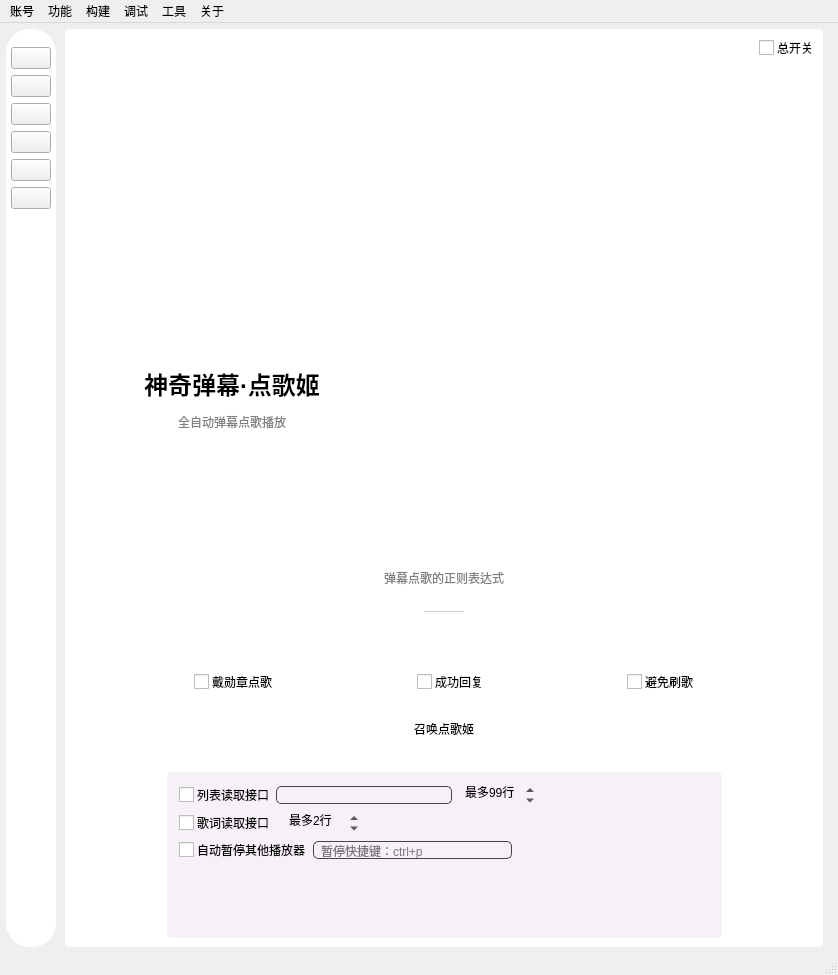
Old version of the form mainwindow/mainwindow.ui in the repository iwxyi/Bilibili-MagicalDanmaku.
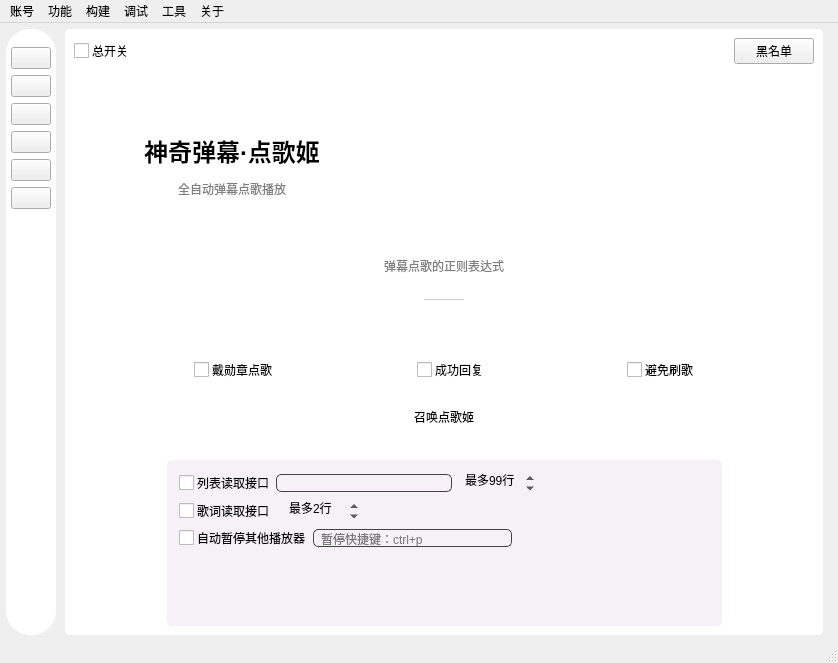
New version of the form. The open tabs and pages were chosen to show the change. Icons and pictures are not drawn. Custom widgets are drawn as their Qt base class.

Commit message: 添加点歌关键词黑名单

Diff of the .ui file:
```diff
--- a/mainwindow/mainwindow.ui
+++ b/mainwindow/mainwindow.ui
@@ -7,7 +7,7 @@
     <x>0</x>
     <y>0</y>
     <width>838</width>
-    <height>975</height>
+    <height>663</height>
    </rect>
   </property>
   <property name="windowTitle">
@@ -4379,19 +4379,6 @@
              <property name="topMargin">
               <number>0</number>
              </property>
-             <item>
-              <spacer name="horizontalSpacer_40">
-               <property name="orientation">
-                <enum>Qt::Horizontal</enum>
-               </property>
-               <property name="sizeHint" stdset="0">
-                <size>
-                 <width>40</width>
-                 <height>20</height>
-                </size>
-               </property>
-              </spacer>
-             </item>
              <item>
               <widget class="QCheckBox" name="DiangeAutoCopyCheck">
                <property name="toolTip">
@@ -4436,6 +4423,26 @@
                </property>
               </widget>
              </item>
+             <item>
+              <spacer name="horizontalSpacer_40">
+               <property name="orientation">
+                <enum>Qt::Horizontal</enum>
+               </property>
+               <property name="sizeHint" stdset="0">
+                <size>
+                 <width>40</width>
+                 <height>20</height>
+                </size>
+               </property>
+              </spacer>
+             </item>
+             <item>
+              <widget class="InteractiveButtonBase" name="musicBlackListButton">
+               <property name="text">
+                <string>黑名单</string>
+               </property>
+              </widget>
+             </item>
             </layout>
            </item>
            <item>
```
Left out of the diff: 4 changed lines with no effect on the pictures. The commit also changes 4 other files.
